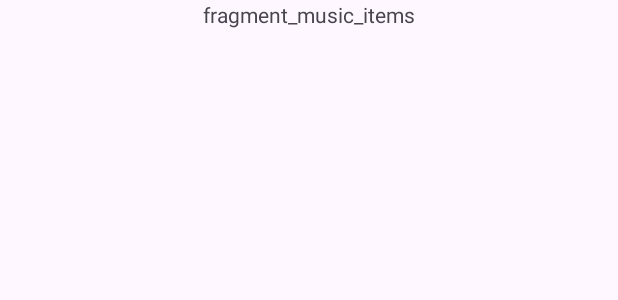
After one commit to ksawio97/VibesLocal, an Android app: the layout fragment_music_items.xml on its own in the app's theme, with its tools: preview values and no code run, on a phone screen of 412 x 824 dp. The commit adds this screen. Shown: the top 300 px of the screen. Run offline under Robolectric (Android 15) with nearby library versions, the phone set to English and light mode, and no system bars.

Commit message:
Put showing songs to fragment and implemented some dependency injection (only viewmodels)

```diff
--- a/app/build.gradle.kts
+++ b/app/build.gradle.kts
@@ -36,6 +36,7 @@ android {
 }
 
 dependencies {
+
     implementation("androidx.core:core-ktx:1.9.0")
     implementation("androidx.appcompat:appcompat:1.6.1")
     implementation("com.google.android.material:material:1.9.0")
@@ -46,4 +47,7 @@ dependencies {
     testImplementation("junit:junit:4.13.2")
     androidTestImplementation("androidx.test.ext:junit:1.1.5")
     androidTestImplementation("androidx.test.espresso:espresso-core:3.5.1")
+
+    val koin_android_version = "3.4.3"
+    implementation("io.insert-koin:koin-android:$koin_android_version")
 }
--- a/app/src/main/java/com/example/vibeslocal/models/SongModel.kt
+++ b/app/src/main/java/com/example/vibeslocal/models/SongModel.kt
@@ -2,4 +2,5 @@ package com.example.vibeslocal.models
 
 import android.graphics.Bitmap
 
+//TODO hold thumbnail file path not whole thumbnail (potentialy less resources used)
 data class SongModel(val id: Long, val title: String, val artist: String, val thumbnail: Bitmap?)
--- /dev/null
+++ b/app/src/main/res/layout/fragment_music_items.xml
@@ -0,0 +1,26 @@
+<?xml version="1.0" encoding="utf-8"?>
+<androidx.constraintlayout.widget.ConstraintLayout xmlns:android="http://schemas.android.com/apk/res/android"
+    xmlns:app="http://schemas.android.com/apk/res-auto"
+    xmlns:tools="http://schemas.android.com/tools"
+    android:id="@+id/fragment_music_items"
+    android:layout_width="match_parent"
+    android:layout_height="match_parent"
+    tools:context=".fragments.MusicItemsFragment">
+
+    <TextView
+        android:id="@+id/textView"
+        android:layout_width="wrap_content"
+        android:layout_height="wrap_content"
+        android:text="fragment_music_items"
+        app:layout_constraintEnd_toEndOf="parent"
+        app:layout_constraintStart_toStartOf="parent"
+        app:layout_constraintTop_toTopOf="parent" />
+
+    <androidx.recyclerview.widget.RecyclerView
+        android:id="@+id/music_items_list"
+        android:layout_width="match_parent"
+        android:layout_height="0dp"
+        app:layout_constraintTop_toBottomOf="@+id/textView"
+        app:layoutManager="androidx.recyclerview.widget.LinearLayoutManager"/>
+
+</androidx.constraintlayout.widget.ConstraintLayout>
--- a/app/src/main/res/layout/song_item.xml
+++ b/app/src/main/res/layout/song_item.xml
@@ -1,6 +1,7 @@
 <?xml version="1.0" encoding="utf-8"?>
 <androidx.constraintlayout.widget.ConstraintLayout xmlns:android="http://schemas.android.com/apk/res/android"
     xmlns:app="http://schemas.android.com/apk/res-auto"
+    android:id="@+id/song_item"
     android:layout_width="match_parent"
     android:layout_height="40dp">
 
--- a/build.gradle.kts
+++ b/build.gradle.kts
@@ -2,4 +2,6 @@
 plugins {
     id("com.android.application") version "8.1.0" apply false
     id("org.jetbrains.kotlin.android") version "1.8.0" apply false
+
+    kotlin("kapt") version "1.9.0"
 }
```
Also changed, not shown: app/src/main/AndroidManifest.xml (+2 -8 lines), app/src/main/java/com/example/vibeslocal/MainActivity.kt (deleted, +0 -52 lines), app/src/main/java/com/example/vibeslocal/MainApplication.kt (added, +27 -0 lines), app/src/main/java/com/example/vibeslocal/activities/MainActivity.kt (added, +18 -0 lines), app/src/main/java/com/example/vibeslocal/adapters/MusicItemsListAdapter.kt (added, +60 -0 lines), app/src/main/java/com/example/vibeslocal/adapters/SongListAdapter.kt (deleted, +0 -53 lines), app/src/main/java/com/example/vibeslocal/di/appModule.kt (added, +11 -0 lines), app/src/main/java/com/example/vibeslocal/fragments/MusicItemsFragment.kt (added, +69 -0 lines), app/src/main/java/com/example/vibeslocal/services/AudioFilesService.kt (+6 -1 lines), app/src/main/java/com/example/vibeslocal/viewmodels/MainViewModel.kt (+4 -8 lines), app/src/main/java/com/example/vibeslocal/viewmodels/MusicItemsViewModel.kt (added, +17 -0 lines), app/src/main/res/layout/activity_main.xml (+7 -15 lines), gradle/wrapper/gradle-wrapper.properties.
